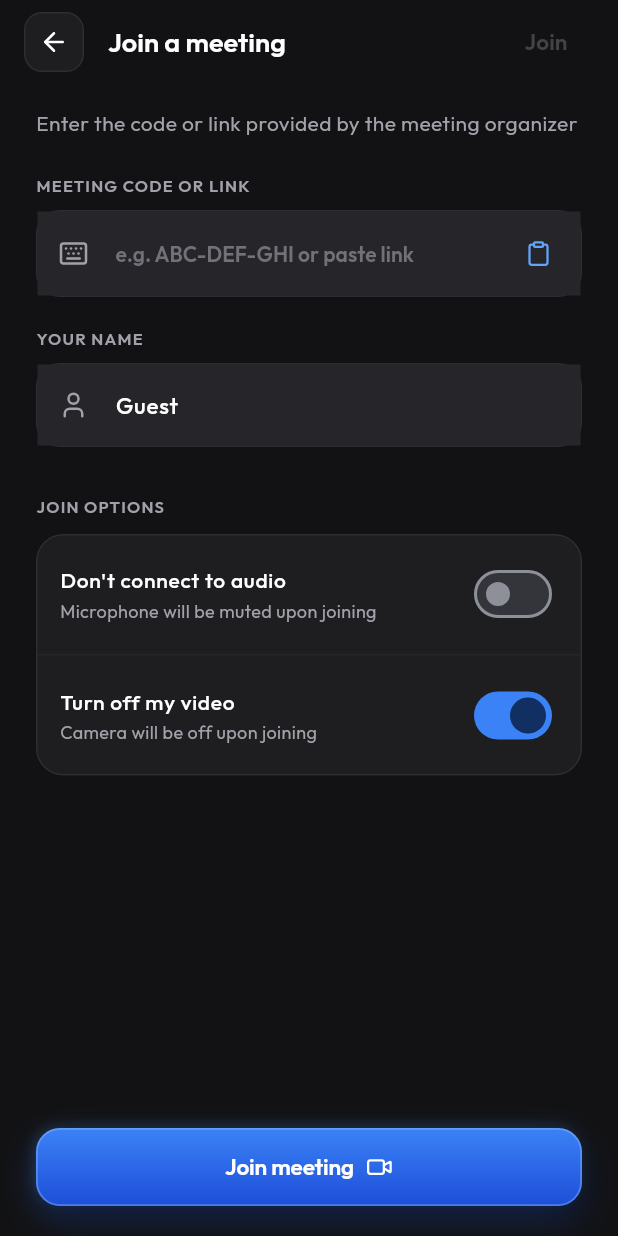
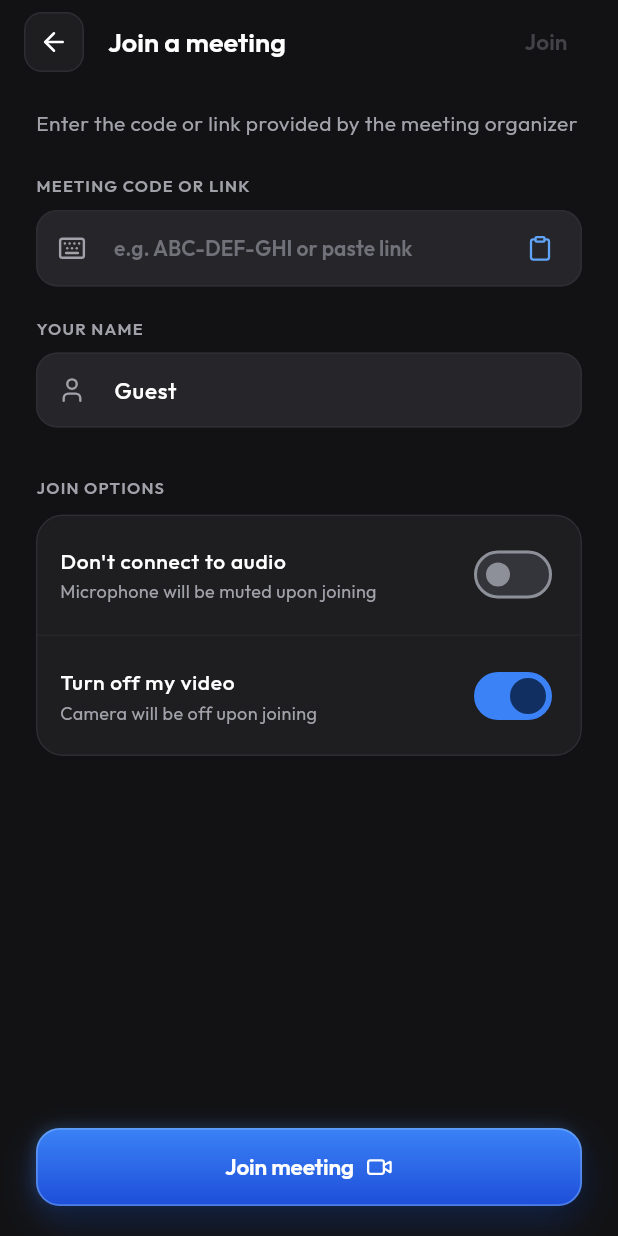
Before and after one commit to rahulpandiyan/duet-meet, a Flutter app: the screen it shows after launch, after a tap on "Join a call", on a phone screen of 412 x 824 dp. Run offline on Flutter 3.47's test engine with Material 3 defaults, Android fonts, the phone set to English and light mode, and no system bars; our stand-ins replace flutter_lucide, google_fonts, permission_handler; missing offline and left inert: flutter_background, flutter_webrtc, livekit_client; network calls fail.

Commit message:
Standardize input fields with sleek native InputDecorationTheme and focus states

```diff
--- a/duet_meet/lib/main.dart
+++ b/duet_meet/lib/main.dart
@@ -101,10 +101,12 @@ class _DuetAppState extends State<DuetApp> with WidgetsBindingObserver {
           ),
           focusedBorder: OutlineInputBorder(
             borderRadius: BorderRadius.circular(14),
-            borderSide: const BorderSide(color: DuetColors.primaryGlow, width: 1.2),
+            borderSide: const BorderSide(color: DuetColors.primary, width: 1.5),
           ),
+          prefixIconColor: DuetColors.textSecondary,
+          suffixIconColor: DuetColors.textSecondary,
           labelStyle: const TextStyle(fontSize: 13, color: DuetColors.textSecondary),
-          hintStyle: const TextStyle(fontSize: 13, color: DuetColors.textTertiary),
+          hintStyle: const TextStyle(fontSize: 14, color: DuetColors.textTertiary, fontFamily: 'Outfit'),
           contentPadding: const EdgeInsets.symmetric(horizontal: 16, vertical: 14),
         ),
         elevatedButtonTheme: ElevatedButtonThemeData(
--- a/duet_meet/lib/screens/create_meeting_screen.dart
+++ b/duet_meet/lib/screens/create_meeting_screen.dart
@@ -207,13 +207,7 @@ class _CreateMeetingScreenState extends State<CreateMeetingScreen> {
                   ),
                 ),
                 const SizedBox(height: 8),
-                Container(
-                  decoration: BoxDecoration(
-                    color: DuetColors.surface,
-                    borderRadius: BorderRadius.circular(16),
-                    border: Border.all(color: DuetColors.border),
-                  ),
-                  child: TextField(
+                TextField(
                   controller: _nameController,
                   style: const TextStyle(fontSize: 15, color: DuetColors.textPrimary, fontWeight: FontWeight.w500),
                   decoration: const InputDecoration(
@@ -222,12 +216,7 @@ class _CreateMeetingScreenState extends State<CreateMeetingScreen> {
                       fontSize: 14,
                       color: DuetColors.textTertiary,
                     ),
-                      prefixIcon: Icon(LucideIcons.user, size: 20, color: DuetColors.textSecondary),
-                      border: InputBorder.none,
-                      enabledBorder: InputBorder.none,
-                      focusedBorder: InputBorder.none,
-                      contentPadding: EdgeInsets.symmetric(horizontal: 16, vertical: 16),
-                    ),
+                    prefixIcon: Icon(LucideIcons.user, size: 19, color: DuetColors.textSecondary),
                   ),
                 ),
 
--- a/duet_meet/lib/screens/join_meeting_screen.dart
+++ b/duet_meet/lib/screens/join_meeting_screen.dart
@@ -242,16 +242,10 @@ class _JoinMeetingScreenState extends State<JoinMeetingScreen> {
                       ),
                     ),
                     const SizedBox(height: 8),
-                    Container(
-                      decoration: BoxDecoration(
-                        color: DuetColors.surface,
-                        borderRadius: BorderRadius.circular(16),
-                        border: Border.all(color: DuetColors.border),
-                      ),
-                      child: TextField(
+                    TextField(
                       controller: _codeController,
                       style: const TextStyle(
-                          fontSize: 16,
+                        fontSize: 15,
                         fontWeight: FontWeight.w600,
                         fontFamily: 'monospace',
                         color: DuetColors.textPrimary,
@@ -266,7 +260,7 @@ class _JoinMeetingScreenState extends State<JoinMeetingScreen> {
                           letterSpacing: 0,
                           color: DuetColors.textTertiary,
                         ),
-                          prefixIcon: const Icon(LucideIcons.keyboard, size: 20, color: DuetColors.textSecondary),
+                        prefixIcon: const Icon(LucideIcons.keyboard, size: 19, color: DuetColors.textSecondary),
                         suffixIcon: Row(
                           mainAxisSize: MainAxisSize.min,
                           children: [
@@ -284,10 +278,6 @@ class _JoinMeetingScreenState extends State<JoinMeetingScreen> {
                             const SizedBox(width: 4),
                           ],
                         ),
-                          border: InputBorder.none,
-                          enabledBorder: InputBorder.none,
-                          focusedBorder: InputBorder.none,
-                          contentPadding: const EdgeInsets.symmetric(horizontal: 16, vertical: 16),
                       ),
                       onChanged: (val) {
                         if (val.contains('http') || val.contains('duet://') || val.contains('?code=')) {
@@ -300,7 +290,6 @@ class _JoinMeetingScreenState extends State<JoinMeetingScreen> {
                           }
                         }
                       },
-                      ),
                     ),
 
                     const SizedBox(height: 20),
@@ -316,23 +305,12 @@ class _JoinMeetingScreenState extends State<JoinMeetingScreen> {
                       ),
                     ),
                     const SizedBox(height: 8),
-                    Container(
-                      decoration: BoxDecoration(
-                        color: DuetColors.surface,
-                        borderRadius: BorderRadius.circular(16),
-                        border: Border.all(color: DuetColors.border),
-                      ),
-                      child: TextField(
+                    TextField(
                       controller: _nameController,
                       style: const TextStyle(fontSize: 15, color: DuetColors.textPrimary, fontWeight: FontWeight.w500),
                       decoration: const InputDecoration(
                         hintText: 'e.g. Alex',
-                          prefixIcon: Icon(LucideIcons.user, size: 20, color: DuetColors.textSecondary),
-                          border: InputBorder.none,
-                          enabledBorder: InputBorder.none,
-                          focusedBorder: InputBorder.none,
-                          contentPadding: EdgeInsets.symmetric(horizontal: 16, vertical: 16),
-                        ),
+                        prefixIcon: Icon(LucideIcons.user, size: 19, color: DuetColors.textSecondary),
                       ),
                     ),
 
```
Lines whose indentation alone changed are shown as unchanged.
